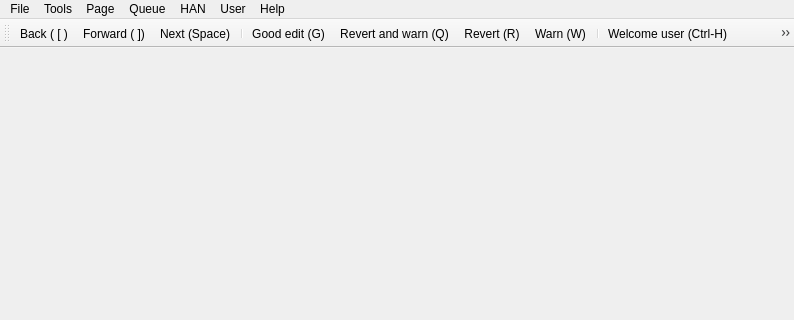
This is huggle/mainwindow.ui in huggle/huggle3-qt-lx as Qt 5 draws it before an edit; both pictures show x 0 to 794 and y 0 to 320 of the 794 by 482 pixel window. The edited form follows.
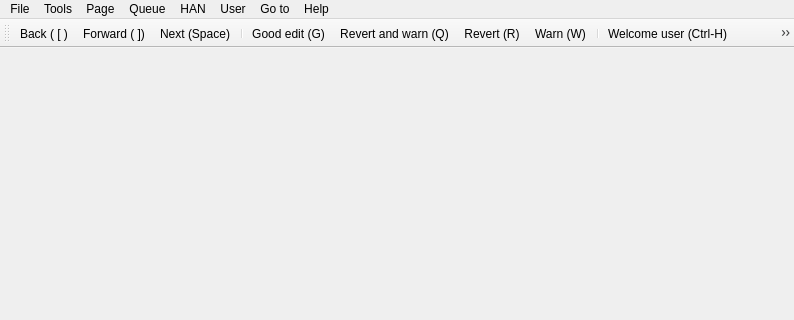
This is the edited form. Icons and pictures are not drawn.

Patch:
```diff
--- a/huggle/mainwindow.ui
+++ b/huggle/mainwindow.ui
@@ -63,7 +63,7 @@
      <x>0</x>
      <y>0</y>
      <width>794</width>
-     <height>21</height>
+     <height>20</height>
     </rect>
    </property>
    <widget class="QMenu" name="menuFile">
@@ -214,12 +214,20 @@
     <addaction name="actionDisplay_user_data"/>
     <addaction name="actionDisplay_bot_data"/>
    </widget>
+   <widget class="QMenu" name="menuGo_to">
+    <property name="title">
+     <string>Go to</string>
+    </property>
+    <addaction name="actionMy_talk_page"/>
+    <addaction name="actionMy_Contributions"/>
+   </widget>
    <addaction name="menuFile"/>
    <addaction name="menuTools"/>
    <addaction name="menuPage"/>
    <addaction name="menuQueue"/>
    <addaction name="menuHAN"/>
    <addaction name="menuUser"/>
+   <addaction name="menuGo_to"/>
    <addaction name="menuHelp"/>
   </widget>
   <widget class="QToolBar" name="mainToolBar">
```
Left out of the diff: 10 changed lines with no effect on the pictures.
